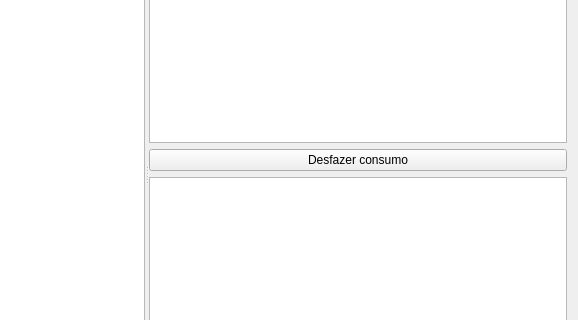
Qt form ui/widgetcompraoc.ui (darktorres/ERP-STACCATO) before a commit; both pictures show x 284 to 862 and y 119 to 439 of the 862 by 613 pixel window.
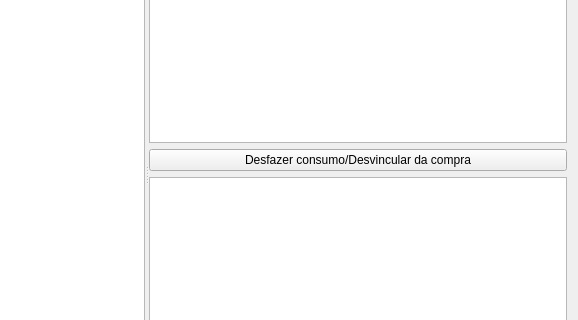
The same form after that commit. Custom widgets are drawn as their Qt base class.

Commit message: Desvincular venda da compra

Patch:
```diff
--- a/ui/widgetcompraoc.ui
+++ b/ui/widgetcompraoc.ui
@@ -90,7 +90,7 @@
           <bool>true</bool>
          </property>
          <property name="text">
-          <string>Desfazer consumo</string>
+          <string>Desfazer consumo/Desvincular da compra</string>
          </property>
         </widget>
        </item>
```
The commit also changes 2 other files.
